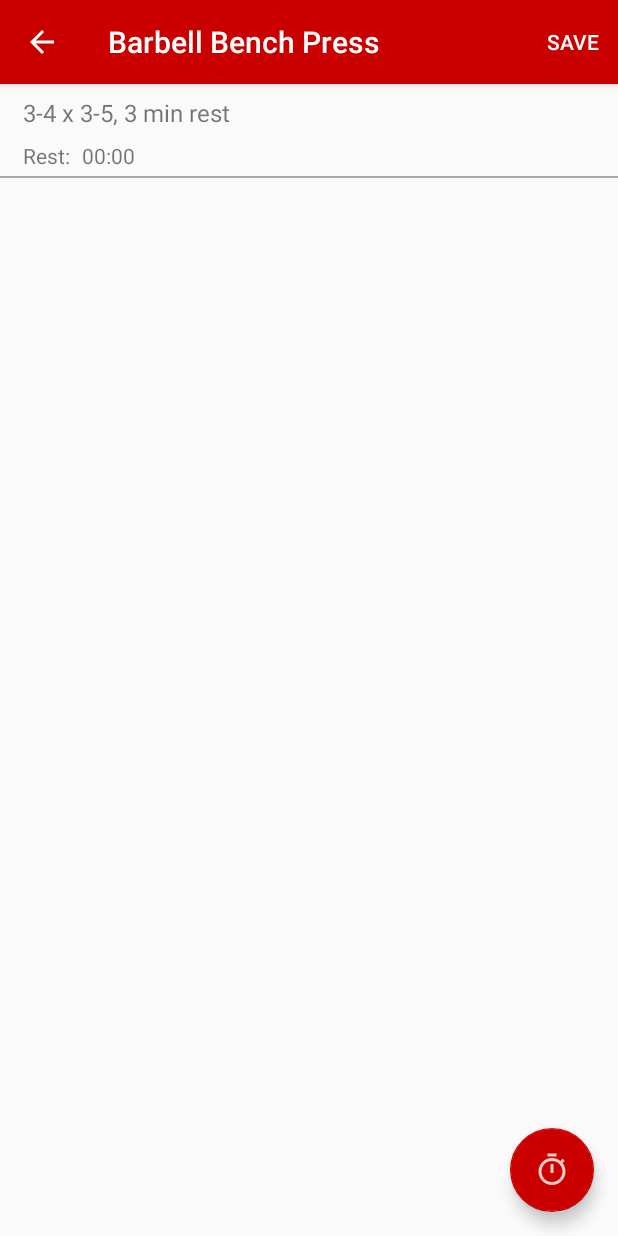
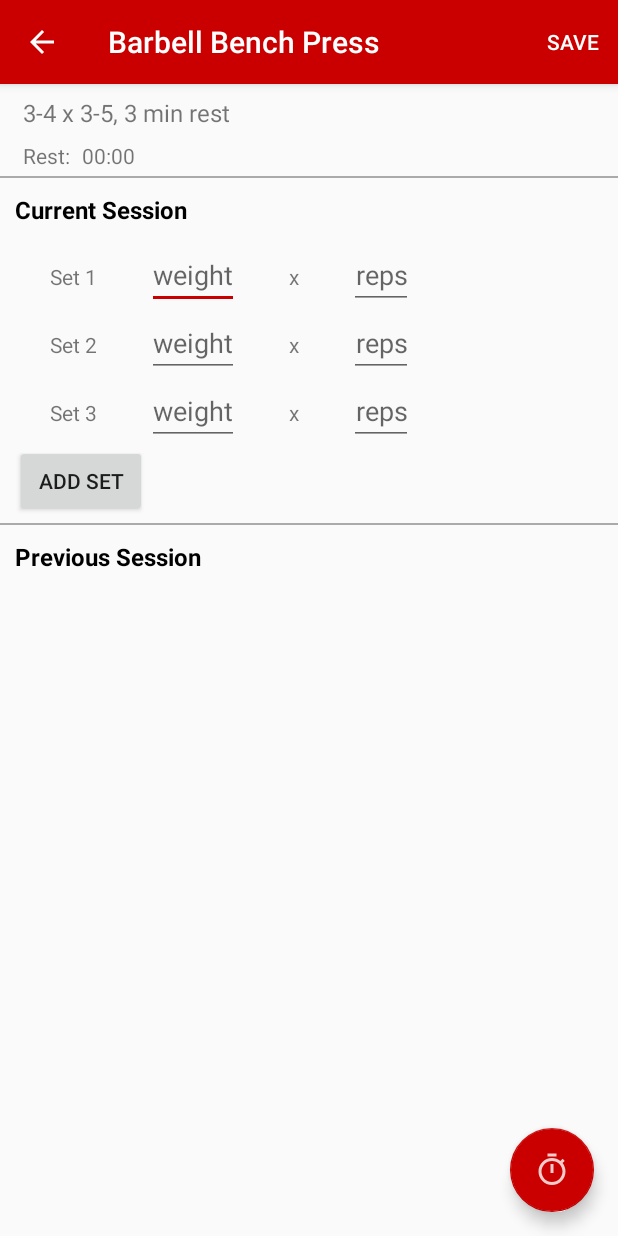
Before and after one commit to bhuminson/phul, an Android app: the ExerciseActivity screen opened directly, with no data from a screen before it, on a phone screen of 412 x 824 dp. Run offline under Robolectric (Android 15) with nearby library versions, the phone set to English and light mode, and no system bars; 2 statements that could not run were skipped.

Commit message:
added more functionality

```diff
--- a/app/build.gradle
+++ b/app/build.gradle
@@ -4,7 +4,7 @@ android {
     compileSdkVersion 29
     defaultConfig {
         applicationId "com.bhumin.android.phul"
-        minSdkVersion 15
+        minSdkVersion 17
         targetSdkVersion 29
         versionCode 1
         versionName "1.0"
--- a/app/src/main/AndroidManifest.xml
+++ b/app/src/main/AndroidManifest.xml
@@ -13,7 +13,6 @@
         <activity
             android:name=".ExerciseActivity"
             android:label="@string/title_activity_exercise"
-            android:parentActivityName=".DayActivity"
             android:screenOrientation="portrait"
             android:theme="@style/AppTheme.NoActionBar"
             tools:targetApi="jelly_bean" />
--- a/app/src/main/java/com/bhumin/android/phul/DayActivity.java
+++ b/app/src/main/java/com/bhumin/android/phul/DayActivity.java
@@ -23,8 +23,7 @@ public class DayActivity extends AppCompatActivity {
         super.onCreate(savedInstanceState);
         setContentView(R.layout.activity_day);
         Toolbar toolbar = findViewById(R.id.toolbar);
-        setSupportActionBar(toolbar);//todo make textviews generate with adapter
-        //todo setup sharedpreference for last session
+        setSupportActionBar(toolbar);
         assert getSupportActionBar() != null;
         getSupportActionBar().setDisplayHomeAsUpEnabled(true);
 
--- a/app/src/main/java/com/bhumin/android/phul/Exercise.java
+++ b/app/src/main/java/com/bhumin/android/phul/Exercise.java
@@ -2,11 +2,11 @@ package com.bhumin.android.phul;
 
 class Exercise {
     public String name;
-    private int minSets;
-    private int maxSets;
-    private int minReps;
-    private int maxReps;
-    private int rest;
+    public int minSets;
+    public int maxSets;
+    public int minReps;
+    public int maxReps;
+    public int rest;
 
     Exercise(String name, int minSets, int maxSets, int minReps, int maxReps, int rest) {
         this.name = name;
--- a/app/src/main/java/com/bhumin/android/phul/ExerciseActivity.java
+++ b/app/src/main/java/com/bhumin/android/phul/ExerciseActivity.java
@@ -4,21 +4,37 @@ import android.content.Intent;
 import android.os.Bundle;
 
 import com.google.android.material.floatingactionbutton.FloatingActionButton;
-import com.google.android.material.snackbar.Snackbar;
 
 import androidx.annotation.NonNull;
 import androidx.appcompat.app.AppCompatActivity;
 import androidx.appcompat.widget.Toolbar;
 
 import android.os.SystemClock;
+import android.text.InputFilter;
+import android.text.InputType;
+import android.view.Gravity;
 import android.view.Menu;
 import android.view.MenuItem;
 import android.view.View;
+import android.view.inputmethod.EditorInfo;
+import android.widget.Button;
 import android.widget.Chronometer;
+import android.widget.EditText;
+import android.widget.LinearLayout;
+import android.widget.TableRow;
 import android.widget.TextView;
 import android.widget.Toast;
 
+import java.util.ArrayList;
+
 public class ExerciseActivity extends AppCompatActivity {
+    public LinearLayout current_session;
+    public Exercise mExercise;
+    public int sets = 0;
+    public Button add_set_button;
+    public Button delete_set_button;
+    public ArrayList<EditText> weightInputs;
+    public ArrayList<EditText> repsInputs;
 
     @Override
     protected void onCreate(Bundle savedInstanceState) {
@@ -29,7 +45,14 @@ public class ExerciseActivity extends AppCompatActivity {
         assert getSupportActionBar() != null;
         getSupportActionBar().setDisplayHomeAsUpEnabled(true);
 
+        TextView subtitle = findViewById(R.id.subtitle);
+        current_session = findViewById(R.id.current_session);
+        add_set_button = findViewById(R.id.add_set);
+        delete_set_button = findViewById(R.id.delete_set);
+        delete_set_button.setVisibility(View.GONE);
+
         final Chronometer rest_timer = findViewById(R.id.rest_timer);
+        rest_timer.setTextColor(subtitle.getCurrentTextColor());
         FloatingActionButton fab = findViewById(R.id.fab);
         fab.setOnClickListener(new View.OnClickListener() {
             @Override
@@ -44,12 +67,11 @@ public class ExerciseActivity extends AppCompatActivity {
         int day_index = intent.getIntExtra("DAY_INDEX", 0);
         int exercise_index = intent.getIntExtra("EXERCISE_INDEX", 0);
         Day mDay = Routine.days.get(day_index);
-        Exercise mExercise = mDay.exercises.get(exercise_index);
+        mExercise = mDay.exercises.get(exercise_index);
         setTitle(mExercise.name);
+        subtitle.setText(mExercise.getDescription());
 
-        TextView subtitle = findViewById(R.id.subtitle);
-        subtitle.setText(mExercise.getDescription());
-        rest_timer.setTextColor(subtitle.getCurrentTextColor());
+        initCurrentSession();
     }
 
     @Override
@@ -63,12 +85,79 @@ public class ExerciseActivity extends AppCompatActivity {
         getMenuInflater().inflate(R.menu.save_menu, menu);
         return true;
     }
+    //todo implement shared preferences for session storage
 
     @Override
     public boolean onOptionsItemSelected(@NonNull MenuItem item) {
-        Toast.makeText(this, "Saved", Toast.LENGTH_SHORT).show();
-        finish();
-        overridePendingTransition(R.anim.new_from_left, R.anim.old_to_right);
+        if(item.getItemId() == R.id.save_button) {
+            Toast.makeText(this, "Saved", Toast.LENGTH_SHORT).show();
+
+        }
         return super.onOptionsItemSelected(item);
     }
+
+    public void initCurrentSession() {
+        for(int i = 0; i< mExercise.minSets; i++) {
+            addSetToSession(i);
+        }
+    }
+
+    public void addSetToSession(View view) {
+        addSetToSession(sets);
+        if (sets == mExercise.maxSets) {
+            add_set_button.setVisibility(View.GONE);
+            delete_set_button.setVisibility(View.VISIBLE);
+        }
+
+    }
+
+    public void addSetToSession(int i) {
+        TableRow row = new TableRow(this);
+        row.setLayoutParams(new TableRow.LayoutParams(TableRow.LayoutParams.WRAP_CONTENT, TableRow.LayoutParams.WRAP_CONTENT));
+        TableRow.LayoutParams params = new TableRow.LayoutParams(TableRow.LayoutParams.WRAP_CONTENT, TableRow.LayoutParams.WRAP_CONTENT);
+
+        TextView set_label = new TextView(this);
+        sets++;
+        set_label.setText(getString(R.string.dynamic_string_label, sets));
+        params.setMargins(20,0,0,0);
+        set_label.setLayoutParams(params);
+
+        EditText weight_input = new EditText(this);
+        weight_input.setInputType(InputType.TYPE_CLASS_NUMBER);
+        weight_input.setHint(R.string.weight);
+        weight_input.setGravity(Gravity.END);
+        weight_input.setFilters(new InputFilter[] { new InputFilter.LengthFilter(4) });
+        weight_input.setImeOptions(EditorInfo.IME_ACTION_DONE);
+        params.setMargins(50,0,0,0);
+        weight_input.setLayoutParams(params);
+        weightInputs.add(weight_input);
+
+        TextView x = new TextView(this);
+        x.setText("x");
+        x.setLayoutParams(params);
+
+        EditText reps_input = new EditText(this);
+        reps_input.setInputType(InputType.TYPE_CLASS_NUMBER);
+        reps_input.setHint(R.string.reps);
+        reps_input.setGravity(Gravity.END);
+        reps_input.setImeOptions(EditorInfo.IME_ACTION_DONE);
+        reps_input.setFilters(new InputFilter[] { new InputFilter.LengthFilter(4) });
+        reps_input.setLayoutParams(params);
+        repsInputs.add(reps_input);
+
+        row.addView(set_label);
+        row.addView(weight_input);
+        row.addView(x);
+        row.addView(reps_input);
+        current_session.addView(row, i + 1);
+    }
+
+    public void deleteSetInSession(View view) {
+        current_session.removeViewAt(sets);
+        sets--;
+        if (sets == mExercise.minSets) {
+            delete_set_button.setVisibility(View.GONE);
+            add_set_button.setVisibility(View.VISIBLE);
+        }
+    }
 }
--- a/app/src/main/res/layout/activity_exercise.xml
+++ b/app/src/main/res/layout/activity_exercise.xml
@@ -18,7 +18,6 @@
             android:layout_width="wrap_content"
             android:layout_height="wrap_content"
             android:layout_marginStart="8dp"
-            android:layout_marginLeft="8dp"
             android:layout_marginTop="8dp"
             app:layout_constraintStart_toEndOf="@+id/rest_label"
             app:layout_constraintTop_toBottomOf="@+id/subtitle" />
@@ -51,6 +50,20 @@
             android:background="@android:color/darker_gray"
             app:layout_constraintTop_toBottomOf="@id/rest_label" />
 
+        <include
+            android:id="@+id/current_session"
+            android:layout_width="match_parent"
+            android:layout_height="wrap_content"
+            app:layout_constraintTop_toBottomOf="@id/divider"
+            layout="@layout/current_session" />
+
+        <include
+            android:id="@+id/previous_session_layout"
+            app:layout_constraintTop_toBottomOf="@id/current_session"
+            android:layout_width="match_parent"
+            android:layout_height="wrap_content"
+            layout="@layout/previous_session"/>
+
     </androidx.constraintlayout.widget.ConstraintLayout>
 
     <com.google.android.material.appbar.AppBarLayout
--- /dev/null
+++ b/app/src/main/res/layout/current_session.xml
@@ -0,0 +1,42 @@
+<?xml version="1.0" encoding="utf-8"?>
+<LinearLayout xmlns:android="http://schemas.android.com/apk/res/android"
+    android:layout_width="match_parent"
+    android:layout_height="wrap_content"
+    xmlns:tools="http://schemas.android.com/tools"
+    tools:context=".ExerciseActivity"
+    android:orientation="vertical">
+
+    <TextView
+        android:id="@+id/current_session_label"
+        android:textStyle="bold"
+        android:layout_width="wrap_content"
+        android:layout_height="wrap_content"
+        android:padding="10dp"
+        android:text="@string/current_session"
+        android:textColor="@android:color/black"
+        android:textSize="16sp" />
+
+    <Button
+        android:id="@+id/add_set"
+        android:layout_width="wrap_content"
+        android:layout_height="wrap_content"
+        android:layout_marginStart="10dp"
+        android:onClick="addSetToSession"
+        android:text="@string/add_set" />
+
+    <Button
+        android:id="@+id/delete_set"
+        android:layout_width="wrap_content"
+        android:layout_height="wrap_content"
+        android:layout_marginStart="10dp"
+        android:onClick="deleteSetInSession"
+        android:text="@string/delete_set" />
+
+    <View
+        android:id="@+id/divider"
+        android:layout_width="match_parent"
+        android:layout_height="1dp"
+        android:layout_marginTop="4dp"
+        android:background="@android:color/darker_gray" />
+
+</LinearLayout>
--- /dev/null
+++ b/app/src/main/res/layout/previous_session.xml
@@ -0,0 +1,19 @@
+<?xml version="1.0" encoding="utf-8"?>
+<LinearLayout xmlns:android="http://schemas.android.com/apk/res/android"
+    android:layout_width="match_parent"
+    android:layout_height="wrap_content"
+    xmlns:tools="http://schemas.android.com/tools"
+    tools:context=".ExerciseActivity"
+    android:orientation="vertical">
+
+    <TextView
+        android:id="@+id/previous_session_label"
+        android:textStyle="bold"
+        android:layout_width="wrap_content"
+        android:layout_height="wrap_content"
+        android:padding="10dp"
+        android:text="@string/prev_session"
+        android:textColor="@android:color/black"
+        android:textSize="16sp" />
+
+</LinearLayout>
--- a/app/src/main/res/values/strings.xml
+++ b/app/src/main/res/values/strings.xml
@@ -41,4 +41,11 @@
     <string name="leg_heavy_hyp_details">3–4 x 10–15, 1 min 30 sec rest</string>
     <string name="save">Save</string>
     <string name="rest">Rest:</string>
+    <string name="current_session">Current Session</string>
+    <string name="add_set">Add Set</string>
+    <string name="delete_set">Delete Set</string>
+    <string name="weight">weight</string>
+    <string name="reps">reps</string>
+    <string name="prev_session">Previous Session</string>
+    <string name="dynamic_string_label">Set %1d</string>
 </resources>
```
